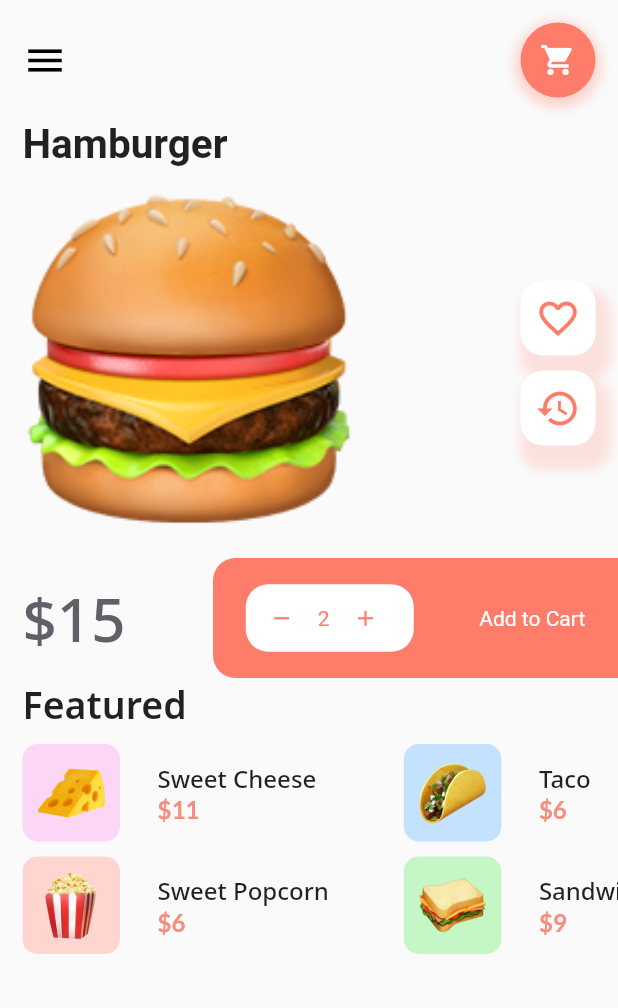
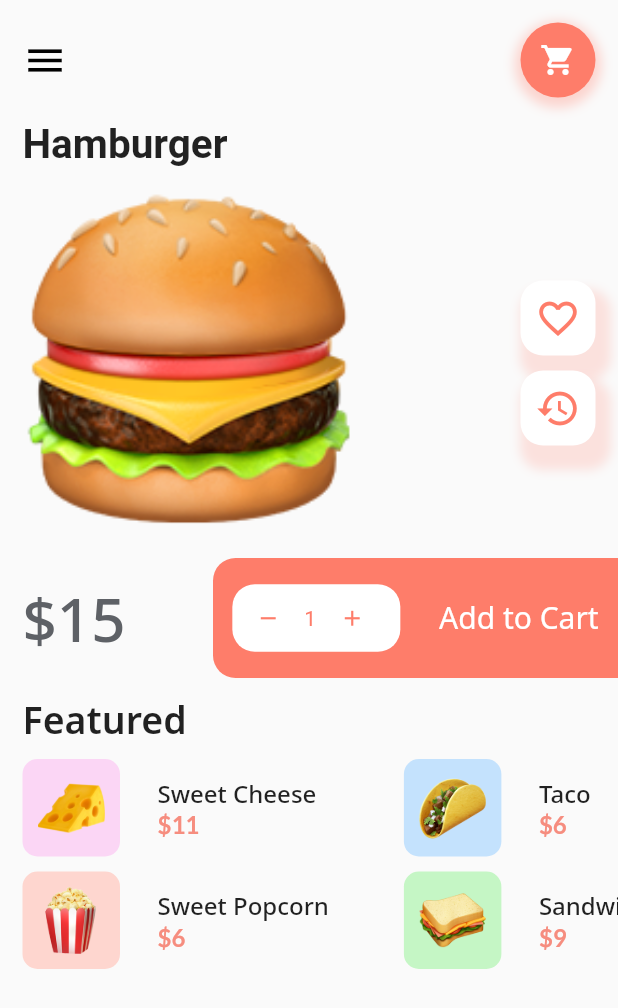
Before and after one commit to Muhammad-Umair-MU/Online-Reservation-Cafe-Flutter-UI, a Flutter app: the screen it shows after launch, after a tap on "Hamburger", on a phone screen of 412 x 824 dp. Shown: the top 1008 px of the screen. Run offline on Flutter 3.47's test engine with Material 2 defaults, Android fonts, the phone set to English and light mode, and no system bars; our stand-ins replace flutter_rating_bar, google_fonts.

```diff
--- a/lib/selected_item.dart
+++ b/lib/selected_item.dart
@@ -20,12 +20,13 @@ class SelectedItem extends StatefulWidget {
   @override
   State<SelectedItem> createState() => _SelectedItemState();
 }
+int quantity = 1;
+class _SelectedItemState extends State<SelectedItem> {
 
-class _SelectedItemState extends State<SelectedItem> {
-  int quantity = 2;
 
   @override
   Widget build(BuildContext context) {
+
     return Scaffold(
       body: ListView(children: [
         Padding(
@@ -112,27 +113,78 @@ class _SelectedItemState extends State<SelectedItem> {
             mainAxisAlignment: MainAxisAlignment.spaceBetween,
             children: [
               Text(
-                '\$' + widget.price,
+                '\$' + (int.parse(widget.price) * quantity).toString(),
                 style: GoogleFonts.notoSans(
                     fontSize: 40.0,
                     color: Color(0xFF5E6166),
                     fontWeight: FontWeight.w500),
               ),
-              _buildQuantityCounter(
-                  minusFunction: () {
-                    setState(() {
-                      quantity++;
-                    });
-                  },
-                  plusFunction: () {
-                    setState(() {
-                      quantity--;
-                    });
-                  },
-                  quantity: quantity.toString())
+              Container(
+                width: 270.0,
+                height: 80,
+                decoration: BoxDecoration(
+                  borderRadius: BorderRadius.only(
+                    topLeft: Radius.circular(15.0),
+                    bottomLeft: Radius.circular(15.0),
+                  ),
+                  color: Color(0xFFFE7D6A),
+                ),
+                child: Row(
+                  mainAxisAlignment: MainAxisAlignment.spaceAround,
+                  children: [
+                    Container(
+                      height: 45.0,
+                      width: 112.0,
+                      decoration: BoxDecoration(
+                          borderRadius: BorderRadius.circular(15.0),
+                          color: Colors.white),
+                      child: Row(
+                        children: [
+                          IconButton(
+                            iconSize: 17.0,
+                            onPressed: () {
+                              setState(() {
+                                if(quantity > 1) {
+                                  quantity--;
+                                }
+                              });
+                            },
+                            icon: Icon(Icons.remove, color: Color(0xFFFE7D6A)),
+                            padding: EdgeInsets.all(0.0),
+                          ),
+                          Text(
+                            quantity.toString(),
+                            style: TextStyle(color: Color(0xFFFE7D6A)),
+                          ),
+                          IconButton(
+                            iconSize: 17.0,
+                            onPressed: () {
+                              setState(() {
+                                quantity++;
+                              });
+                            },
+                            icon: Icon(
+                              Icons.add,
+                              color: Color(0xFFFE7D6A),
+                            ),
+                            padding: EdgeInsets.all(0.0),
+                          ),
+                        ],
+                      ),
+                    ),
+                    Text(
+                      'Add to Cart',
+                      style:  GoogleFonts.notoSans(
+                        fontSize: 20.0,color: Colors.white
+                      ),
+                    ),
+                  ],
+                ),
+              ),
             ],
           ),
         ),
+        SizedBox(height: 10.0,),
         Padding(
           padding: const EdgeInsets.only(left: 15.0),
           child: Text(
@@ -201,65 +253,6 @@ class icons extends StatelessWidget {
         child: Center(
             child: Icon(iconData, color: Color(0xFFFE7D6A), size: 30.0)));
   }
-}
-
-Widget _buildQuantityCounter(
-    {required VoidCallback minusFunction,
-    required VoidCallback plusFunction,
-    required String quantity}) {
-  return Container(
-    width: 270.0,
-    height: 80,
-    decoration: BoxDecoration(
-      borderRadius: BorderRadius.only(
-        topLeft: Radius.circular(15.0),
-        bottomLeft: Radius.circular(15.0),
-      ),
-      color: Color(0xFFFE7D6A),
-    ),
-    child: Row(
-      mainAxisAlignment: MainAxisAlignment.spaceAround,
-      children: [
-        Container(
-          height: 45.0,
-          width: 112.0,
-          decoration: BoxDecoration(
-              borderRadius: BorderRadius.circular(15.0), color: Colors.white),
-          child: Row(
-            children: [
-              IconButton(
-                iconSize: 17.0,
-                onPressed: () {
-                  minusFunction;
-                },
-                icon: Icon(Icons.remove, color: Color(0xFFFE7D6A)),
-                padding: EdgeInsets.all(0.0),
-              ),
-              Text(
-                quantity,
-                style: TextStyle(color: Color(0xFFFE7D6A)),
-              ),
-              IconButton(
-                iconSize: 17.0,
-                onPressed: () {
-                  plusFunction;
-                },
-                icon: Icon(
-                  Icons.add,
-                  color: Color(0xFFFE7D6A),
-                ),
-                padding: EdgeInsets.all(0.0),
-              ),
-            ],
-          ),
-        ),
-        Text(
-          'Add to Cart',
-          style: TextStyle(color: Colors.white),
-        ),
-      ],
-    ),
-  );
 }
 
 _buildFoodColumn(
@@ -339,3 +332,79 @@ _buildFood(color, String imageLabel, String itemName, String salePrice) {
     ),
   );
 }
+
+
+
+
+              // _buildQuantityCounter(
+              //     minusFunction: () {
+              //       setState(() {
+              //         quantity++;
+              //       });
+              //     },
+              //     plusFunction: () {
+              //       setState(() {
+              //         quantity--;
+              //       });
+              //     },
+              //     quantity: quantity.toString())
+
+
+// Widget _buildQuantityCounter(
+//     {required VoidCallback minusFunction,
+//     required VoidCallback plusFunction,
+//     required String quantity}) {
+//   return Container(
+//     width: 270.0,
+//     height: 80,
+//     decoration: BoxDecoration(
+//       borderRadius: BorderRadius.only(
+//         topLeft: Radius.circular(15.0),
+//         bottomLeft: Radius.circular(15.0),
+//       ),
+//       color: Color(0xFFFE7D6A),
+//     ),
+//     child: Row(
+//       mainAxisAlignment: MainAxisAlignment.spaceAround,
+//       children: [
+//         Container(
+//           height: 45.0,
+//           width: 112.0,
+//           decoration: BoxDecoration(
+//               borderRadius: BorderRadius.circular(15.0), color: Colors.white),
+//           child: Row(
+//             children: [
+//               IconButton(
+//                 iconSize: 17.0,
+//                 onPressed: () {
+//                   minusFunction;
+//                 },
+//                 icon: Icon(Icons.remove, color: Color(0xFFFE7D6A)),
+//                 padding: EdgeInsets.all(0.0),
+//               ),
+//               Text(
+//                 quantity,
+//                 style: TextStyle(color: Color(0xFFFE7D6A)),
+//               ),
+//               IconButton(
+//                 iconSize: 17.0,
+//                 onPressed: () {
+//                   plusFunction;
+//                 },
+//                 icon: Icon(
+//                   Icons.add,
+//                   color: Color(0xFFFE7D6A),
+//                 ),
+//                 padding: EdgeInsets.all(0.0),
+//               ),
+//             ],
+//           ),
+//         ),
+//         Text(
+//           'Add to Cart',
+//           style: TextStyle(color: Colors.white),
+//         ),
+//       ],
+//     ),
+//   );
+// }
```
